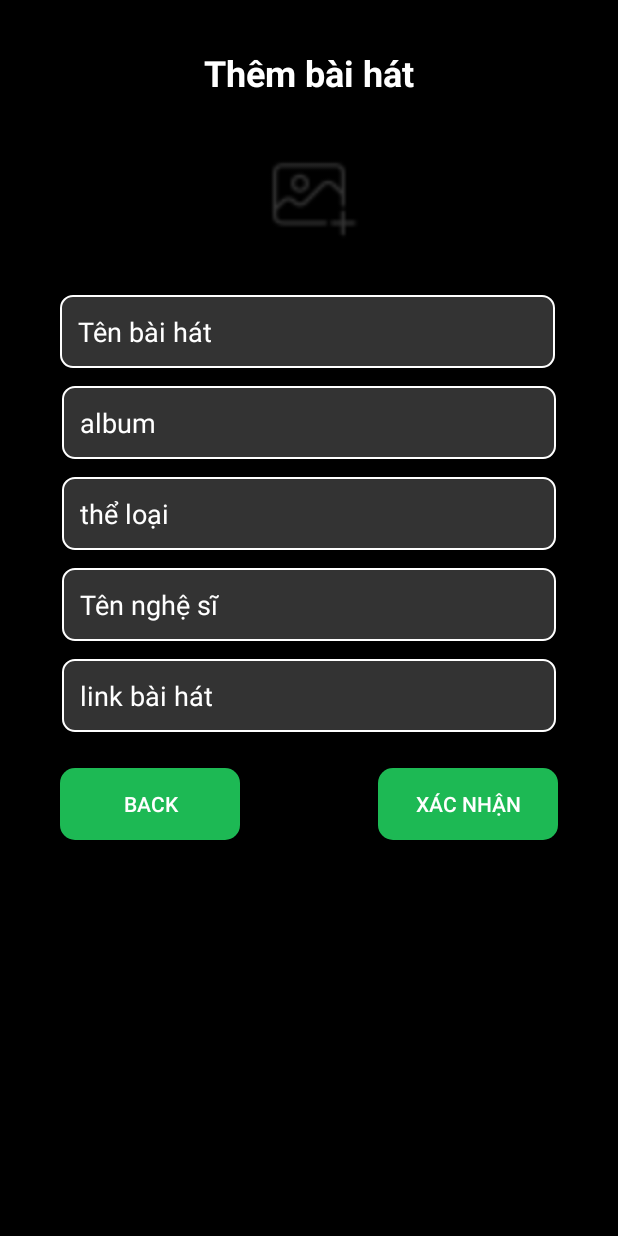
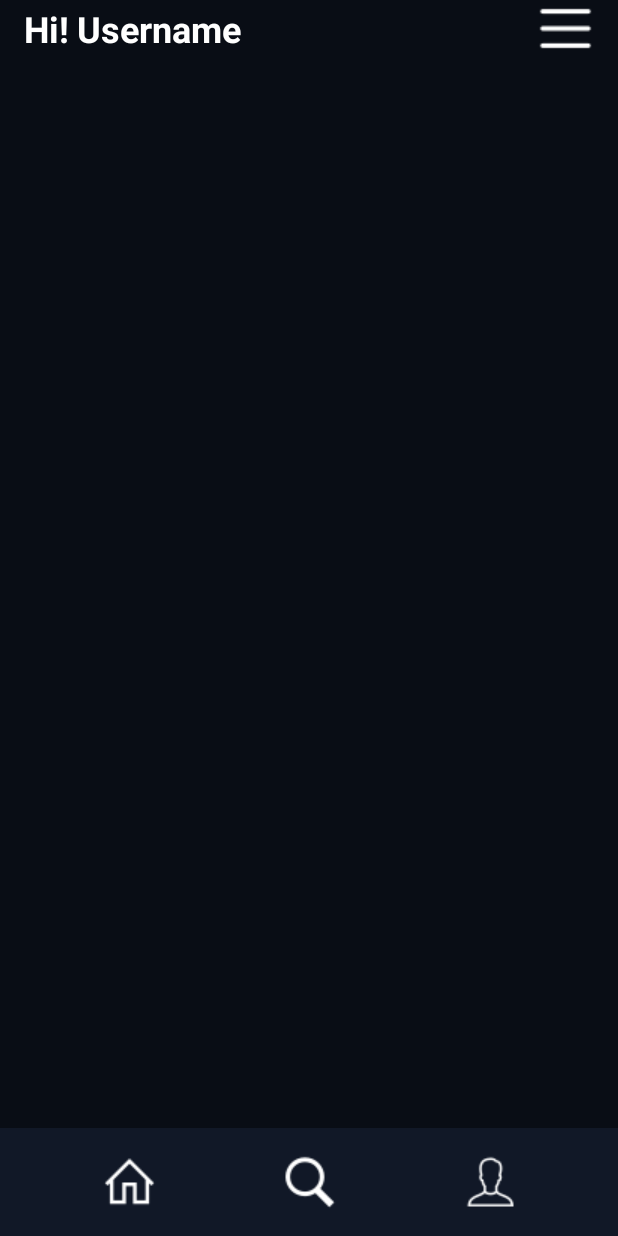
Before and after one commit to baoanhh7/DoAn_Music, an Android app: the fragment ArtistMenuDialogFragment placed in its activity, after a tap on "Thêm bài hát", on a phone screen of 412 x 824 dp. Run offline under Robolectric (Android 15) with nearby library versions, the phone set to English and light mode, and no system bars; network calls fail.

Commit message:
addsong,addAlbum,chart

```diff
--- a/app/build.gradle.kts
+++ b/app/build.gradle.kts
@@ -39,6 +39,9 @@ android {
         targetCompatibility = JavaVersion.VERSION_1_8
     }
     buildToolsVersion = "34.0.0"
+    buildFeatures {
+        viewBinding = true
+    }
 
 }
 
--- a/app/src/main/java/com/example/doan_music/activity/Artist/HomeArtistActivity.java
+++ b/app/src/main/java/com/example/doan_music/activity/Artist/HomeArtistActivity.java
@@ -175,10 +175,11 @@ public class HomeArtistActivity extends AppCompatActivity {
             btnAccount.setImageResource(R.drawable.user_choise);
         }
     }
-    private void loadFragment(Fragment fragment) {
+    public void loadFragment(Fragment fragment) {
         // Replace the current fragment with the new fragment
         FragmentTransaction transaction = getSupportFragmentManager().beginTransaction();
         transaction.replace(R.id.fragment_container, fragment);
         transaction.commit();
     }
+
 }
--- /dev/null
+++ b/app/src/main/java/com/example/doan_music/activity/Artist/fragment/AddSongArtisFragment.java
@@ -0,0 +1,31 @@
+package com.example.doan_music.activity.Artist.fragment;
+
+import android.os.Bundle;
+
+import androidx.annotation.Nullable;
+import androidx.fragment.app.Fragment;
+
+import android.view.LayoutInflater;
+import android.view.View;
+import android.view.ViewGroup;
+
+import com.example.doan_music.R;
+
+
+public class AddSongArtisFragment extends Fragment {
+    @Override
+    public View onCreateView(LayoutInflater inflater, ViewGroup container,
+                             Bundle savedInstanceState) {
+        // Inflate the layout for this fragment
+        return inflater.inflate(R.layout.fragment_add_song_artis, container, false);
+
+    }
+    @Override
+    public void onCreate(Bundle savedInstanceState) {
+        super.onCreate(savedInstanceState);
+        if (getArguments() != null) {
+            int userID = getArguments().getInt("UserID", -1);
+            // Sử dụng userID theo nhu cầu
+        }
+    }
+}
--- a/app/src/main/java/com/example/doan_music/activity/Artist/fragment/ArtistMenuDialogFragment.java
+++ b/app/src/main/java/com/example/doan_music/activity/Artist/fragment/ArtistMenuDialogFragment.java
@@ -11,9 +11,11 @@ import android.view.ViewGroup;
 import android.widget.TextView;
 
 import androidx.fragment.app.DialogFragment;
+import androidx.fragment.app.Fragment;
 
 import com.example.doan_music.R;
 import com.example.doan_music.activity.Artist.AddSongArtisActivity;
+import com.example.doan_music.activity.Artist.HomeArtistActivity;
 import com.example.doan_music.activity.Artist.UpdateAlbumArtistActivity;
 import com.example.doan_music.activity.Artist.ViewRevenueArtistActivity;
 
@@ -39,11 +41,11 @@ public class ArtistMenuDialogFragment extends DialogFragment {
         View viewRevenueButton = view.findViewById(R.id.btn_view_revenue);
 
         addSongButton.setOnClickListener(v -> {
-            navigateToActivity(AddSongArtisActivity.class);
+            navigateToFragment(new AddSongArtisFragment(), userID);
         });
 
         updateAlbumButton.setOnClickListener(v -> {
-            navigateToActivity(UpdateAlbumArtistActivity.class);
+            navigateToFragment(new UpdateAlbumArtistFragment(), userID);
         });
 
         viewRevenueButton.setOnClickListener(v -> {
@@ -76,4 +78,17 @@ public class ArtistMenuDialogFragment extends DialogFragment {
         fragment.setArguments(args);
         return fragment;
     }
+    private void navigateToFragment(Fragment fragment, int userID) {
+        Bundle args = new Bundle();
+        args.putInt("UserID", userID);
+        fragment.setArguments(args);
+
+        // Kiểm tra xem hoạt động hiện tại có phải là HomeActivity không
+        if (getActivity() instanceof HomeArtistActivity) {
+            HomeArtistActivity homeActivity = (HomeArtistActivity) getActivity();
+            homeActivity.loadFragment(fragment);  // Gọi phương thức từ HomeActivity để thay thế fragment
+        }
+        dismiss();  // Đóng dialog sau khi fragment được tải
+    }
+
 }
--- a/app/src/main/res/layout/activity_add_song_artis.xml
+++ b/app/src/main/res/layout/activity_add_song_artis.xml
@@ -34,9 +34,7 @@
         app:layout_constraintStart_toStartOf="parent"
         app:layout_constraintEnd_toEndOf="parent" />
 
-    <!-- Username Field -->
 
-    <!-- Email Field -->
     <EditText
         android:id="@+id/username"
         android:layout_width="0dp"
--- /dev/null
+++ b/app/src/main/res/layout/fragment_add_song_artis.xml
@@ -0,0 +1,8 @@
+<?xml version="1.0" encoding="utf-8"?>
+<FrameLayout xmlns:android="http://schemas.android.com/apk/res/android"
+    xmlns:tools="http://schemas.android.com/tools"
+    android:layout_width="match_parent"
+    android:layout_height="match_parent"
+    tools:context=".activity.Artist.fragment.AddSongArtisFragment">
+
+</FrameLayout>
--- a/app/src/main/res/values-night/themes.xml
+++ b/app/src/main/res/values-night/themes.xml
@@ -4,4 +4,9 @@
         <!-- Customize your dark theme here. -->
         <!-- <item name="colorPrimary">@color/my_dark_primary</item> -->
     </style>
+
+    <style name="ThemeOverlay.DoAn_Music.FullscreenContainer" parent="">
+        <item name="fullscreenBackgroundColor">@color/light_blue_900</item>
+        <item name="fullscreenTextColor">@color/light_blue_A400</item>
+    </style>
 </resources>
--- /dev/null
+++ b/app/src/main/res/values/attrs.xml
@@ -0,0 +1,6 @@
+<?xml version="1.0" encoding="utf-8"?>
+<resources>
+    <!-- Định nghĩa các thuộc tính tuỳ chỉnh -->
+    <attr name="fullscreenBackgroundColor" format="color"/>
+    <attr name="fullscreenTextColor" format="color"/>
+</resources>
--- a/app/src/main/res/values/colors.xml
+++ b/app/src/main/res/values/colors.xml
@@ -15,4 +15,9 @@
     <color name="BacgroukNav">#111827</color>
     <color name="TextColor">#FFFFFF</color>
     <color name="Bacgrouk">#090D15</color>
+    <color name="light_blue_600">#FF039BE5</color>
+    <color name="light_blue_900">#FF01579B</color>
+    <color name="light_blue_A200">#FF40C4FF</color>
+    <color name="light_blue_A400">#FF00B0FF</color>
+    <color name="black_overlay">#66000000</color>
 </resources>
--- a/app/src/main/res/values/strings.xml
+++ b/app/src/main/res/values/strings.xml
@@ -13,4 +13,6 @@
     <string name="invalid_username">Not a valid username</string>
     <string name="invalid_password">Password must be >5 characters</string>
     <string name="login_failed">"Login failed"</string>
+    <string name="dummy_button">Dummy Button</string>
+    <string name="dummy_content">DUMMY\nCONTENT</string>
 </resources>
--- a/app/src/main/res/values/themes.xml
+++ b/app/src/main/res/values/themes.xml
@@ -13,4 +13,9 @@
         <item name="android:statusBarColor">?attr/colorPrimaryVariant</item>
         <!-- Customize your theme here. -->
     </style>
+
+    <style name="ThemeOverlay.DoAn_Music.FullscreenContainer" parent="">
+        <item name="fullscreenBackgroundColor">@color/light_blue_600</item>
+        <item name="fullscreenTextColor">@color/light_blue_A200</item>
+    </style>
 </resources>
```
Also changed, not shown: app/src/main/java/com/example/doan_music/activity/Artist/fragment/UpdateAlbumArtistFragment.java (added, +20 -0 lines), app/src/main/res/layout/fragment_update_album_artist.xml (added, +88 -0 lines).
